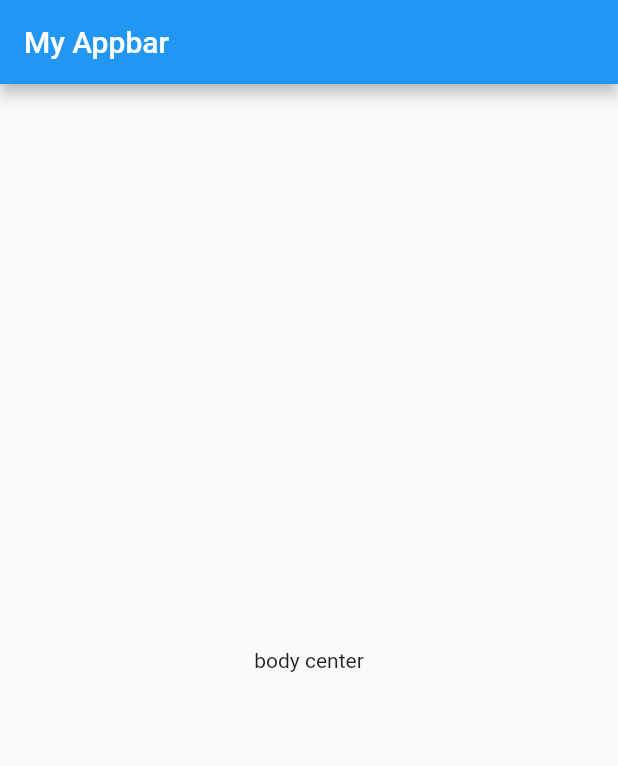
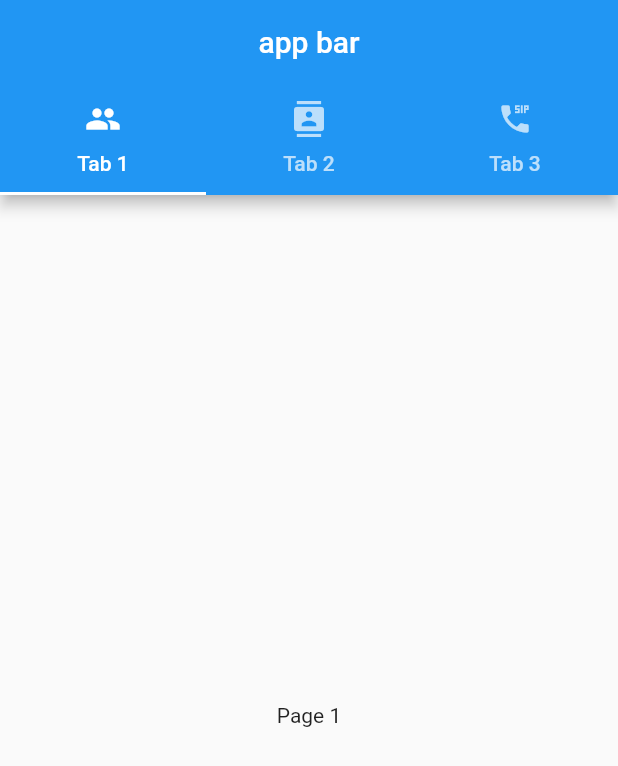
Before and after one commit to arfbllh/tabbed_view_flutter-Tutorial, a Flutter app: the screen it shows after launch, on a phone screen of 412 x 824 dp. Shown: the top 766 px of the screen. Run offline on Flutter 3.47's test engine with Material 2 defaults, Android fonts, the phone set to English and light mode, and no system bars.

Commit message:
tabbed view page witout controller

```diff
--- a/lib/main.dart
+++ b/lib/main.dart
@@ -6,8 +6,6 @@ void main() {
 
 class MyApp extends StatelessWidget {
   const MyApp({Key? key}) : super(key: key);
-
-  // This widget is the root of your application.
   @override
   Widget build(BuildContext context) {
     return MaterialApp(
@@ -15,12 +13,42 @@ class MyApp extends StatelessWidget {
       theme: ThemeData(
         primarySwatch: Colors.blue,
       ),
-      home: Scaffold(
-        appBar: AppBar(
-          title: const Text("My Appbar"),
-        ),
-        body: const Center(
-          child: Text("body center"),
+      home: DefaultTabController(
+        length: 3,
+        child: Scaffold(
+          appBar: AppBar(
+            title: const Text('app bar'),
+            centerTitle: true,
+            bottom: const TabBar(
+              tabs: [
+                Tab(
+                  text: 'Tab 1',
+                  icon: Icon(Icons.people),
+                ),
+                Tab(
+                  text: 'Tab 2',
+                  icon: Icon(Icons.contacts),
+                ),
+                Tab(
+                  text: 'Tab 3',
+                  icon: Icon(Icons.dialer_sip),
+                )
+              ],
+            ),
+          ),
+          body: const TabBarView(
+            children: [
+              Center(
+                child: Text('Page 1'),
+              ),
+              Center(
+                child: Text('Page 2'),
+              ),
+              Center(
+                child: Text('Page 3'),
+              ),
+            ],
+          ),
         ),
       ),
     );
```
